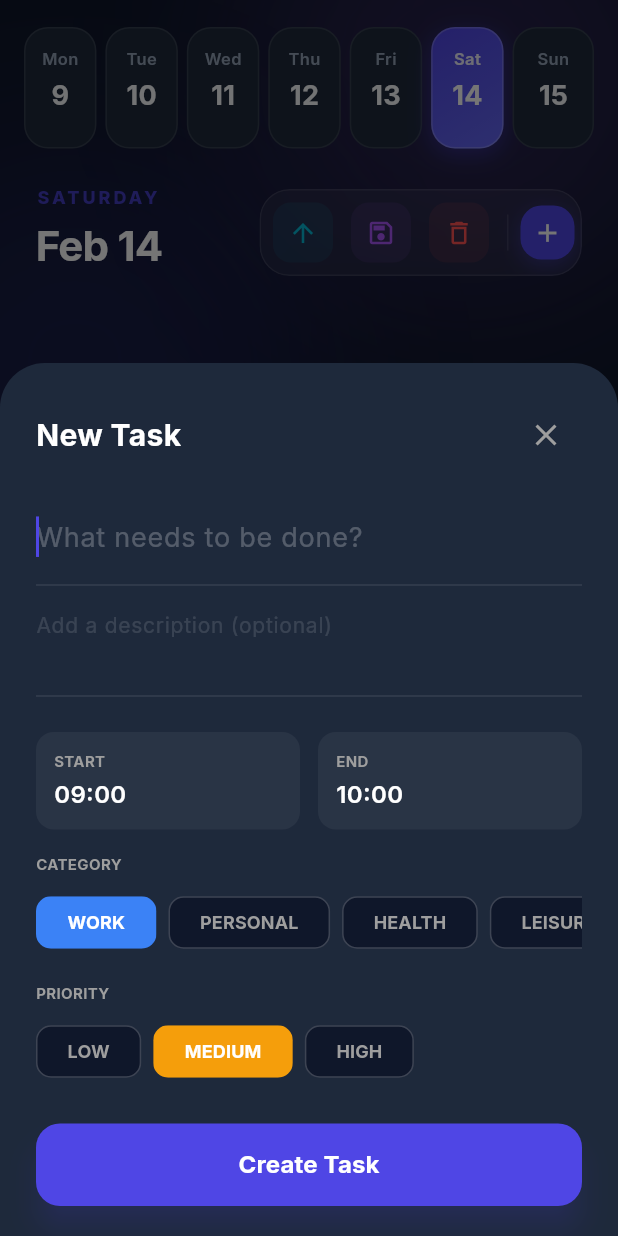
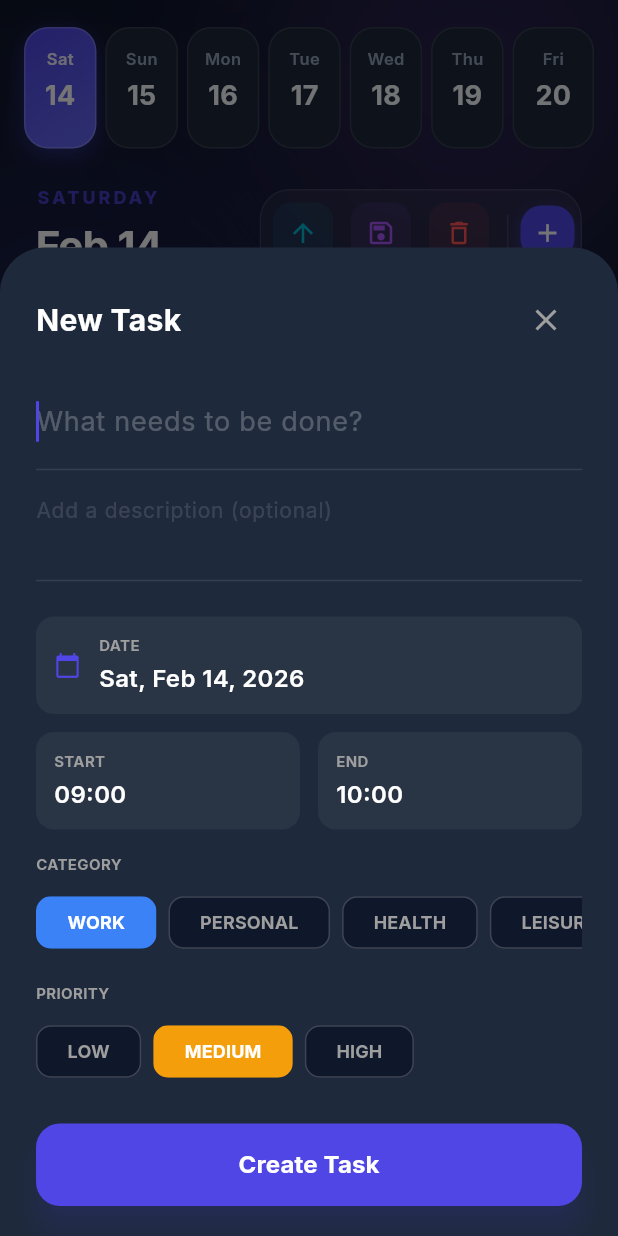
Before and after one commit to ajay99511/chronos_planner, a Flutter app: the screen it shows after launch, after a tap on the "add" icon, on a phone screen of 412 x 824 dp. Run offline on Flutter 3.47's test engine with Material 3 defaults, Android fonts, the phone set to English and light mode, and no system bars; our stand-ins replace drift, google_fonts, shared_preferences; accounts and stored records are empty; generated files the repository leaves out were written again.

Commit message:
Integration of Schedule Task with the rolling day window view.

```diff
--- a/lib/data/local/daos/day_plan_dao.dart
+++ b/lib/data/local/daos/day_plan_dao.dart
@@ -15,6 +15,24 @@ class DayPlanDao extends DatabaseAccessor<AppDatabase> with _$DayPlanDaoMixin {
           ..where((d) => d.weekKey.equals(weekKey))
           ..orderBy([(d) => OrderingTerm.asc(d.date)]))
         .get();
+  }
+
+  /// Get day plans starting from a specific date with a limit.
+  Future<List<DayPlan>> getDayPlansFrom(DateTime date, int limit) {
+    return (select(dayPlans)
+          ..where((d) => d.date.isBiggerOrEqualValue(date))
+          ..orderBy([(d) => OrderingTerm.asc(d.date)])
+          ..limit(limit))
+        .get();
+  }
+
+  /// Get the ID of a day plan for a specific date (if exists).
+  Future<String?> getDayPlanId(DateTime date) async {
+    final result = await (select(dayPlans)
+          ..where((d) => d.date.equals(date))
+          ..limit(1))
+        .getSingleOrNull();
+    return result?.id;
   }
 
   /// Insert a single day plan.
--- a/lib/data/repositories/local/local_schedule_repository.dart
+++ b/lib/data/repositories/local/local_schedule_repository.dart
@@ -16,9 +16,8 @@ class LocalScheduleRepository implements ScheduleRepository {
 
   LocalScheduleRepository(this._dayPlanDao, this._taskDao);
 
-  String _currentWeekKey() {
-    final now = DateTime.now();
-    final monday = now.subtract(Duration(days: now.weekday - 1));
+  String _calculateWeekKey(DateTime date) {
+    final monday = date.subtract(Duration(days: date.weekday - 1));
     final weekNumber =
         ((monday.difference(DateTime(monday.year, 1, 1)).inDays) / 7).ceil() +
             1;
@@ -26,26 +25,47 @@ class LocalScheduleRepository implements ScheduleRepository {
   }
 
   @override
-  Future<bool> isWeekStale() async {
-    final weekKey = _currentWeekKey();
-    final exists = await _dayPlanDao.weekExists(weekKey);
-    return !exists;
-  }
+  Future<List<model.DayPlan>> getUpcomingDays(int count) async {
+    final now = DateTime.now();
+    final today = DateTime(now.year, now.month, now.day);
 
-  @override
-  Future<List<model.DayPlan>> initializeWeek() async {
-    final now = DateTime.now();
-    final monday = now.subtract(Duration(days: now.weekday - 1));
-    final weekKey = _currentWeekKey();
+    // 1. Fetch existing day plans from DB
+    final dbPlans = await _dayPlanDao.getDayPlansFrom(today, count);
 
-    final plans = <model.DayPlan>[];
-    final companions = <DayPlansCompanion>[];
+    final List<model.DayPlan> fullList = [];
+    final List<DayPlansCompanion> newDays = [];
 
-    for (int i = 0; i < 7; i++) {
-      final date = monday.add(Duration(days: i));
+    // 2. Iterate through the requested range, matching or creating days
+    for (int i = 0; i < count; i++) {
+      final date = today.add(Duration(days: i));
+
+      // Find existing plan for this date
+      final existing = dbPlans.cast<DayPlan?>().firstWhere(
+            (p) =>
+                p!.date.year == date.year &&
+                p.date.month == date.month &&
+                p.date.day == date.day,
+            orElse: () => null,
+          );
+
+      if (existing != null) {
+        // Load tasks for existing day
+        final dbTasks = await _taskDao.getTasksForDay(existing.id);
+        fullList.add(model.DayPlan(
+          id: existing.id,
+          dateStr: existing.dateStr,
+          dayOfWeek: existing.dayOfWeek,
+          date: existing.date,
+          tasks: dbTasks.map(_dbTaskToModel).toList()
+            ..sort((a, b) => a.startTime.compareTo(b.startTime)),
+        ));
+      } else {
+        // Create new day plan
         final id = const Uuid().v4();
+        final weekKey = _calculateWeekKey(date);
 
-      companions.add(DayPlansCompanion(
+        // Prepare for DB insertion
+        newDays.add(DayPlansCompanion(
           id: Value(id),
           dateStr: Value(DateFormat('MMM d').format(date)),
           dayOfWeek: Value(DateFormat('EEEE').format(date)),
@@ -53,7 +73,8 @@ class LocalScheduleRepository implements ScheduleRepository {
           weekKey: Value(weekKey),
         ));
 
-      plans.add(model.DayPlan(
+        // Add empty model to return list
+        fullList.add(model.DayPlan(
           id: id,
           dateStr: DateFormat('MMM d').format(date),
           dayOfWeek: DateFormat('EEEE').format(date),
@@ -61,36 +82,40 @@ class LocalScheduleRepository implements ScheduleRepository {
           tasks: [],
         ));
       }
+    }
 
-    await _dayPlanDao.insertDayPlans(companions);
-    return plans;
+    // 3. Batch insert new days if any
+    if (newDays.isNotEmpty) {
+      await _dayPlanDao.insertDayPlans(newDays);
+    }
+
+    return fullList;
   }
 
   @override
-  Future<List<model.DayPlan>> getWeekPlan() async {
-    final weekKey = _currentWeekKey();
-    final stale = await isWeekStale();
+  Future<void> addTaskToDate(DateTime date, model.Task task) async {
+    // Normalize date to midnight
+    final targetDate = DateTime(date.year, date.month, date.day);
 
-    if (stale) {
-      return initializeWeek();
-    }
+    // Check if day plan exists using the DAO helper
+    String? dayPlanId = await _dayPlanDao.getDayPlanId(targetDate);
 
-    final dbPlans = await _dayPlanDao.getDayPlansForWeek(weekKey);
-    final plans = <model.DayPlan>[];
+    if (dayPlanId == null) {
+      // Create it if missing
+      dayPlanId = const Uuid().v4();
+      final weekKey = _calculateWeekKey(targetDate);
 
-    for (final dp in dbPlans) {
-      final dbTasks = await _taskDao.getTasksForDay(dp.id);
-      plans.add(model.DayPlan(
-        id: dp.id,
-        dateStr: dp.dateStr,
-        dayOfWeek: dp.dayOfWeek,
-        date: dp.date,
-        tasks: dbTasks.map(_dbTaskToModel).toList()
-          ..sort((a, b) => a.startTime.compareTo(b.startTime)),
+      await _dayPlanDao.insertDayPlan(DayPlansCompanion(
+        id: Value(dayPlanId),
+        dateStr: Value(DateFormat('MMM d').format(targetDate)),
+        dayOfWeek: Value(DateFormat('EEEE').format(targetDate)),
+        date: Value(targetDate),
+        weekKey: Value(weekKey),
       ));
     }
 
-    return plans;
+    // Add task
+    await addTask(dayPlanId, task);
   }
 
   @override
--- a/lib/providers/schedule_provider.dart
+++ b/lib/providers/schedule_provider.dart
@@ -68,17 +68,11 @@ class ScheduleProvider extends ChangeNotifier {
     notifyListeners();
 
     try {
-      // Load week plan
-      _weekPlan = await _scheduleRepo.getWeekPlan();
+      // Load rolling 7-day plan (Today + 6)
+      _weekPlan = await _scheduleRepo.getUpcomingDays(7);
 
-      // If empty (first launch, no migration data), seed defaults
-      if (_weekPlan.isEmpty) {
-        _weekPlan = await _scheduleRepo.initializeWeek();
-      }
-
-      // Set selected day to today
-      final now = DateTime.now();
-      _selectedDayIndex = (now.weekday - 1).clamp(0, 6);
+      // Always select Today (index 0)
+      _selectedDayIndex = 0;
 
       // Load templates
       _templates = await _templateRepo.getAllTemplates();
@@ -197,13 +191,26 @@ class ScheduleProvider extends ChangeNotifier {
 
   // ─── Schedule Task CRUD ───────────────────────
 
-  void addTask(Task task) async {
-    if (_weekPlan.isEmpty) return;
-    final dayPlan = _weekPlan[_selectedDayIndex];
-    dayPlan.tasks.add(task);
-    dayPlan.tasks.sort((a, b) => a.startTime.compareTo(b.startTime));
-    notifyListeners();
-    await _scheduleRepo.addTask(dayPlan.id, task);
+  void addTask(Task task, [DateTime? date]) async {
+    // If no date provided, default to currently selected day
+    final targetDate = date ?? selectedDay.date;
+
+    // Check if target date matches any currently loaded day
+    final existingPlanIndex = _weekPlan.indexWhere((p) =>
+        p.date.year == targetDate.year &&
+        p.date.month == targetDate.month &&
+        p.date.day == targetDate.day);
+
+    if (existingPlanIndex != -1) {
+      // Optimistic update if visible
+      final dayPlan = _weekPlan[existingPlanIndex];
+      dayPlan.tasks.add(task);
+      dayPlan.tasks.sort((a, b) => a.startTime.compareTo(b.startTime));
+      notifyListeners();
+    }
+
+    // Always persist to DB (handles finding/creating day plan)
+    await _scheduleRepo.addTaskToDate(targetDate, task);
   }
 
   void updateTask(String taskId, Task updatedTask) async {
--- a/lib/ui/screens/schedule_view.dart
+++ b/lib/ui/screens/schedule_view.dart
@@ -279,7 +279,8 @@ class ScheduleView extends StatelessWidget {
                               isScrollControlled: true,
                               backgroundColor: Colors.transparent,
                               builder: (_) => AddTaskSheet(
-                                  onAdd: (t) => provider.addTask(t)),
+                                  defaultDate: dayPlan.date,
+                                  onAdd: (t, d) => provider.addTask(t, d)),
                             );
                           },
                           child: Container(
@@ -392,7 +393,7 @@ class ScheduleView extends StatelessWidget {
                                 backgroundColor: Colors.transparent,
                                 builder: (_) => AddTaskSheet(
                                   editingTask: task,
-                                  onAdd: (_) {},
+                                  onAdd: (_, __) {},
                                   onUpdate: (updatedTask) =>
                                       provider.updateTask(task.id, updatedTask),
                                 ),
--- a/lib/ui/widgets/add_task_sheet.dart
+++ b/lib/ui/widgets/add_task_sheet.dart
@@ -1,18 +1,21 @@
 import 'package:flutter/material.dart';
+import 'package:intl/intl.dart';
 import 'package:uuid/uuid.dart';
 import '../../core/theme/app_theme.dart';
 import '../../data/models/task_model.dart';
 
 class AddTaskSheet extends StatefulWidget {
-  final Function(Task) onAdd;
+  final Function(Task, DateTime) onAdd;
   final Function(Task)? onUpdate;
   final Task? editingTask;
+  final DateTime? defaultDate;
 
   const AddTaskSheet({
     super.key,
     required this.onAdd,
     this.onUpdate,
     this.editingTask,
+    this.defaultDate,
   });
 
   @override
@@ -22,6 +25,7 @@ class AddTaskSheet extends StatefulWidget {
 class _AddTaskSheetState extends State<AddTaskSheet> {
   final _titleCtrl = TextEditingController();
   final _descCtrl = TextEditingController();
+  late DateTime _selectedDate;
   String _startTime = "09:00";
   String _endTime = "10:00";
   TaskType _selectedType = TaskType.work;
@@ -33,6 +37,9 @@ class _AddTaskSheetState extends State<AddTaskSheet> {
   @override
   void initState() {
     super.initState();
+    // Default to provided date or today
+    _selectedDate = widget.defaultDate ?? DateTime.now();
+
     if (_isEditing) {
       final t = widget.editingTask!;
       _titleCtrl.text = t.title;
@@ -41,6 +48,9 @@ class _AddTaskSheetState extends State<AddTaskSheet> {
       _endTime = t.endTime;
       _selectedType = t.type;
       _selectedPriority = t.priority;
+      // Note: Task model doesn't strictly store full date,
+      // but if we were editing an existing task, we might want to know its date.
+      // For now, we assume editing keeps the same day unless changed.
     }
   }
 
@@ -49,6 +59,32 @@ class _AddTaskSheetState extends State<AddTaskSheet> {
     _titleCtrl.dispose();
     _descCtrl.dispose();
     super.dispose();
+  }
+
+  Future<void> _pickDate() async {
+    final picked = await showDatePicker(
+      context: context,
+      initialDate: _selectedDate,
+      firstDate: DateTime.now().subtract(const Duration(days: 365)),
+      lastDate: DateTime.now().add(const Duration(days: 365)),
+      builder: (context, child) {
+        return Theme(
+          data: Theme.of(context).copyWith(
+            colorScheme: const ColorScheme.dark(
+              primary: AppColors.neonBlue,
+              onPrimary: Colors.white,
+              surface: AppColors.surface,
+              onSurface: Colors.white,
+            ),
+          ),
+          child: child!,
+        );
+      },
+    );
+
+    if (picked != null) {
+      setState(() => _selectedDate = picked);
+    }
   }
 
   Future<void> _pickTime(bool isStart) async {
@@ -80,8 +116,10 @@ class _AddTaskSheetState extends State<AddTaskSheet> {
       final e = _endTime.split(':').map(int.parse).toList();
       final startMin = s[0] * 60 + s[1];
       final endMin = e[0] * 60 + e[1];
-      if (endMin <= startMin) {
-        _timeError = 'End time must be after start time';
+
+      // Allow overnight tasks (identical start/end is invalid)
+      if (startMin == endMin) {
+        _timeError = 'End time must differ from start time';
       } else {
         _timeError = null;
       }
@@ -161,6 +199,44 @@ class _AddTaskSheetState extends State<AddTaskSheet> {
             ),
             const Divider(color: Colors.white10),
             const SizedBox(height: 16),
+
+            // Date Picker (New)
+            GestureDetector(
+              onTap: _pickDate,
+              child: Container(
+                padding: const EdgeInsets.all(12),
+                decoration: BoxDecoration(
+                  color: Colors.white.withValues(alpha: 0.05),
+                  borderRadius: BorderRadius.circular(12),
+                ),
+                child: Row(
+                  children: [
+                    const Icon(Icons.calendar_today,
+                        color: AppColors.neonBlue, size: 18),
+                    const SizedBox(width: 12),
+                    Column(
+                      crossAxisAlignment: CrossAxisAlignment.start,
+                      children: [
+                        const Text("DATE",
+                            style: TextStyle(
+                                fontSize: 10,
+                                color: Colors.grey,
+                                fontWeight: FontWeight.bold)),
+                        const SizedBox(height: 4),
+                        Text(
+                          DateFormat('EEE, MMM d, yyyy').format(_selectedDate),
+                          style: const TextStyle(
+                              color: Colors.white,
+                              fontSize: 16,
+                              fontWeight: FontWeight.w600),
+                        ),
+                      ],
+                    ),
+                  ],
+                ),
+              ),
+            ),
+            const SizedBox(height: 12),
 
             // Time pickers
             Row(
@@ -362,7 +438,8 @@ class _AddTaskSheetState extends State<AddTaskSheet> {
                   );
                   widget.onUpdate?.call(updated);
                 } else {
-                  widget.onAdd(Task(
+                  widget.onAdd(
+                    Task(
                       id: const Uuid().v4(),
                       title: _titleCtrl.text,
                       startTime: _startTime,
@@ -370,7 +447,9 @@ class _AddTaskSheetState extends State<AddTaskSheet> {
                       type: _selectedType,
                       priority: _selectedPriority,
                       description: _descCtrl.text,
-                  ));
+                    ),
+                    _selectedDate,
+                  );
                 }
                 Navigator.pop(context);
               },
--- a/lib/ui/widgets/work_plan_detail_dialog.dart
+++ b/lib/ui/widgets/work_plan_detail_dialog.dart
@@ -369,7 +369,7 @@ class _WorkPlanDetailDialogState extends State<WorkPlanDetailDialog> {
       isScrollControlled: true,
       backgroundColor: Colors.transparent,
       builder: (_) => AddTaskSheet(
-        onAdd: (task) => provider.addTaskToTemplate(templateId, task),
+        onAdd: (task, _) => provider.addTaskToTemplate(templateId, task),
       ),
     );
   }
@@ -381,7 +381,7 @@ class _WorkPlanDetailDialogState extends State<WorkPlanDetailDialog> {
       backgroundColor: Colors.transparent,
       builder: (_) => AddTaskSheet(
         editingTask: task,
-        onAdd: (_) {},
+        onAdd: (_, __) {},
         onUpdate: (updated) =>
             provider.updateTaskInTemplate(widget.template.id, task.id, updated),
       ),
```
Also changed, not shown: lib/data/repositories/schedule_repository.dart (+7 -8 lines). Lines whose indentation alone changed are shown as unchanged.
